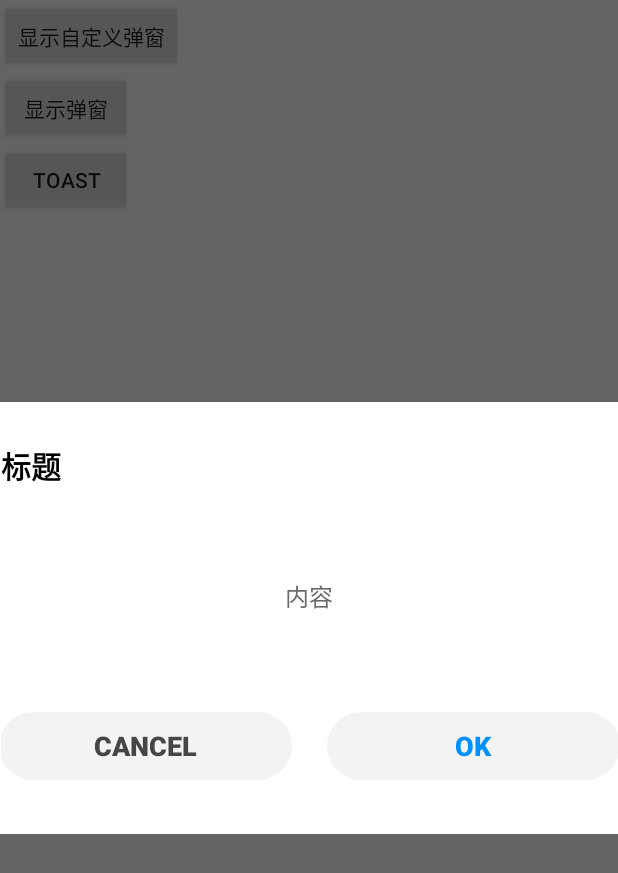
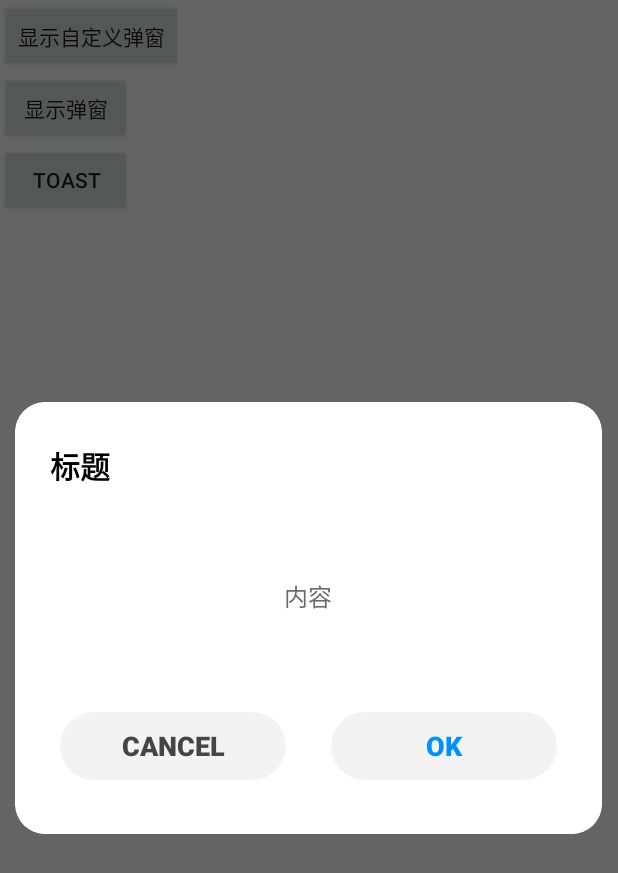
Before and after one commit to h-xgs/AllDemoDepository, an Android app: the screen it shows after launch (MainActivity), after a tap on "显示自定义弹窗", on a phone screen of 412 x 824 dp. Shown: the top 873 px of the screen. Run offline under Robolectric (Android 15) with nearby library versions, the phone set to English and light mode, and no system bars.

Commit message:
[CustomDialogDemo]更新弹窗样式
Signed-off-by: h-xgs <2864948230@qq.com>

```diff
--- a/CustomDialogDemo/src/main/java/com/android/customdialogdemo/AlertDialogUtil.java
+++ b/CustomDialogDemo/src/main/java/com/android/customdialogdemo/AlertDialogUtil.java
@@ -79,11 +79,11 @@ public class AlertDialogUtil {
                 }
             });
             mAlertDialog.setView(view);
+            mAlertDialog.getWindow().setBackgroundDrawableResource(R.drawable.custom_dialog_bg);
             mAlertDialog.show();
-            float scale = context.getResources().getDisplayMetrics().density;
+            /*float scale = context.getResources().getDisplayMetrics().density;
             int width = (int) (458 * scale + 0.5f);
-            mAlertDialog.getWindow().setLayout(width, android.widget.LinearLayout.LayoutParams.WRAP_CONTENT);
-            mAlertDialog.getWindow().setBackgroundDrawableResource(R.drawable.custom_dialog_bg);
+            mAlertDialog.getWindow().setLayout(width, android.widget.LinearLayout.LayoutParams.WRAP_CONTENT);*/
         } catch (Exception e) {
             e.printStackTrace();
         }
--- a/CustomDialogDemo/src/main/res/layout/custom_alert_dialog.xml
+++ b/CustomDialogDemo/src/main/res/layout/custom_alert_dialog.xml
@@ -1,6 +1,6 @@
 <?xml version="1.0" encoding="utf-8"?>
 <LinearLayout xmlns:android="http://schemas.android.com/apk/res/android"
-    android:layout_width="458dp"
+    android:layout_width="match_parent"
     android:layout_height="wrap_content"
     android:background="@drawable/custom_dialog_bg"
     android:orientation="vertical">
@@ -33,12 +33,13 @@
         android:layout_marginTop="65dp"
         android:layout_marginBottom="36dp"
         android:gravity="bottom|center_horizontal"
-        android:paddingHorizontal="23dp">
+        android:paddingHorizontal="30dp">
 
         <Button
             android:id="@+id/dialog_cancel_button"
-            android:layout_width="195dp"
+            android:layout_width="0dp"
             android:layout_height="45dp"
+            android:layout_weight="1"
             android:background="@drawable/custom_dialog_button_bg"
             android:stateListAnimator="@null"
             android:text="@android:string/cancel"
@@ -47,13 +48,14 @@
             android:textStyle="bold" />
 
         <Space
-            android:layout_width="23dp"
+            android:layout_width="30dp"
             android:layout_height="match_parent" />
 
         <Button
             android:id="@+id/dialog_ok_button"
-            android:layout_width="195dp"
+            android:layout_width="0dp"
             android:layout_height="45dp"
+            android:layout_weight="1"
             android:background="@drawable/custom_dialog_button_bg"
             android:stateListAnimator="@null"
             android:text="@android:string/ok"
```
Also changed, not shown: 2 other files.
